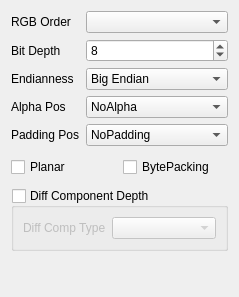
Before: the Qt Designer form YUViewLib/ui/videoHandlerRGB_CustomFormatDialog.ui in FaiScofield/YUView, drawn with Qt 5.
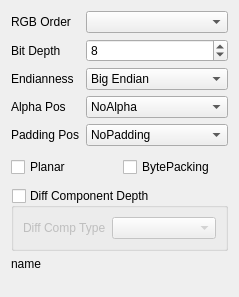
After: the same form once the commit is applied.

Commit message:
feat[RGB]: 增加"Ignore Alpha" UI 选项，改善UI更新逻辑
1. 添加信号与槽机制实现RGB格式变更时的UI同步更新
2. 完善PixelFormatRGB类的格式命名与解析逻辑
3. 增加忽略Alpha通道的显示选项
4. 优化自定义格式对话框的交互逻辑
5. 修复RGB格式转换时的边界条件处理

```diff
--- a/YUViewLib/ui/videoHandlerRGB_CustomFormatDialog.ui
+++ b/YUViewLib/ui/videoHandlerRGB_CustomFormatDialog.ui
@@ -196,6 +196,13 @@
      </layout>
     </widget>
    </item>
+   <item>
+    <widget class="QLabel" name="labelRgbFmtName">
+     <property name="text">
+      <string>name</string>
+     </property>
+    </widget>
+   </item>
    <item>
     <spacer name="verticalSpacer">
      <property name="orientation">
```
Left out of the diff: 4 changed lines with no effect on the pictures. The commit also changes 7 other files.
